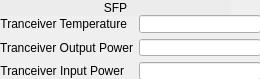
This is ui/EVR/evr_sfp-min.ui in epics-modules/mrfioc2 as Qt 5 draws it before an edit. The edited form follows.
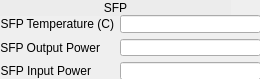
This is the edited form. Custom widgets are drawn as their Qt base class.

What changed in the file:
```diff
--- a/ui/EVR/evr_sfp-min.ui
+++ b/ui/EVR/evr_sfp-min.ui
@@ -48,7 +48,7 @@
     <item row="0" column="0">
      <widget class="QLabel" name="label_16">
       <property name="text">
-       <string>Tranceiver Temperature</string>
+       <string>SFP Temperature (C)</string>
       </property>
       <property name="alignment">
        <set>Qt::AlignRight|Qt::AlignTrailing|Qt::AlignVCenter</set>
@@ -65,7 +65,7 @@
     <item row="1" column="0">
      <widget class="QLabel" name="label_17">
       <property name="text">
-       <string>Tranceiver Output Power</string>
+       <string>SFP Output Power</string>
       </property>
       <property name="alignment">
        <set>Qt::AlignRight|Qt::AlignTrailing|Qt::AlignVCenter</set>
@@ -82,7 +82,7 @@
     <item row="2" column="0">
      <widget class="QLabel" name="label_18">
       <property name="text">
-       <string>Tranceiver Input Power</string>
+       <string>SFP Input Power</string>
       </property>
       <property name="alignment">
        <set>Qt::AlignRight|Qt::AlignTrailing|Qt::AlignVCenter</set>
@@ -101,10 +101,10 @@
   <widget class="caRelatedDisplay" name="carelateddisplay_3">
    <property name="geometry">
     <rect>
-     <x>230</x>
+     <x>219</x>
      <y>0</y>
-     <width>30</width>
-     <height>15</height>
+     <width>41</width>
+     <height>31</height>
     </rect>
    </property>
    <property name="toolTip">
```
Left out of the diff: 11 changed lines with no effect on the pictures.
